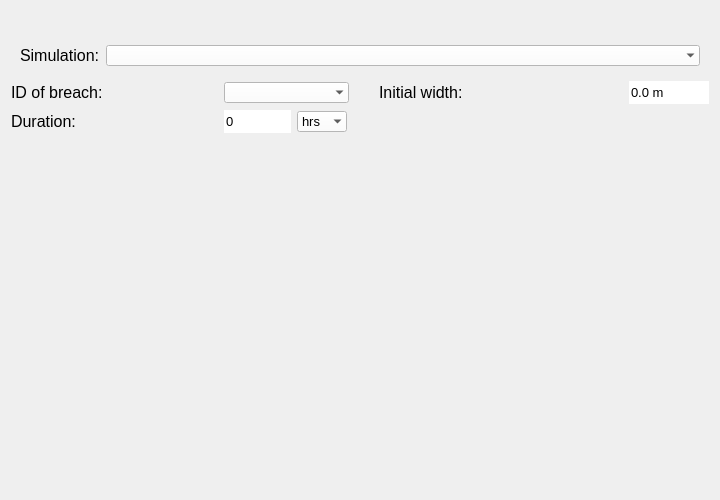
First picture: the form in threedi_api_qgis_client/ui/page_breaches.ui, repository nens/threedi-api-qgis-client, before the edit.
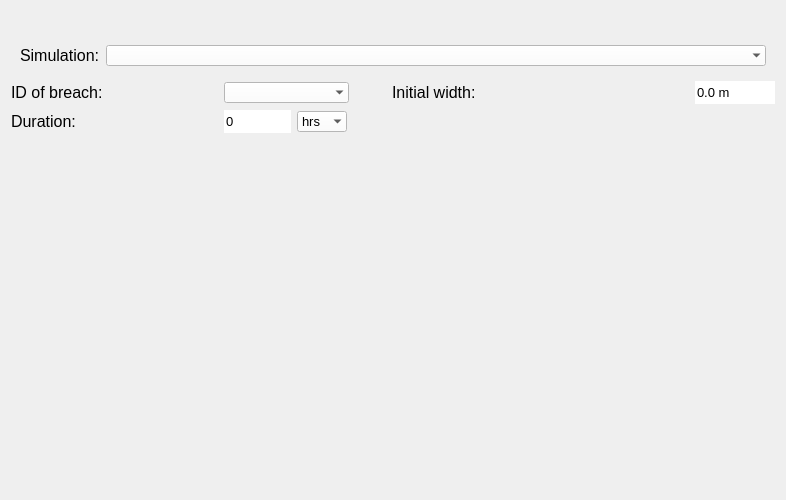
Second picture: the form after the edit.

```diff
--- a/threedi_api_qgis_client/ui/page_breaches.ui
+++ b/threedi_api_qgis_client/ui/page_breaches.ui
@@ -6,10 +6,16 @@
    <rect>
     <x>0</x>
     <y>0</y>
-    <width>720</width>
+    <width>786</width>
     <height>500</height>
    </rect>
   </property>
+  <property name="minimumSize">
+   <size>
+    <width>720</width>
+    <height>0</height>
+   </size>
+  </property>
   <property name="palette">
    <palette>
     <active>
```
